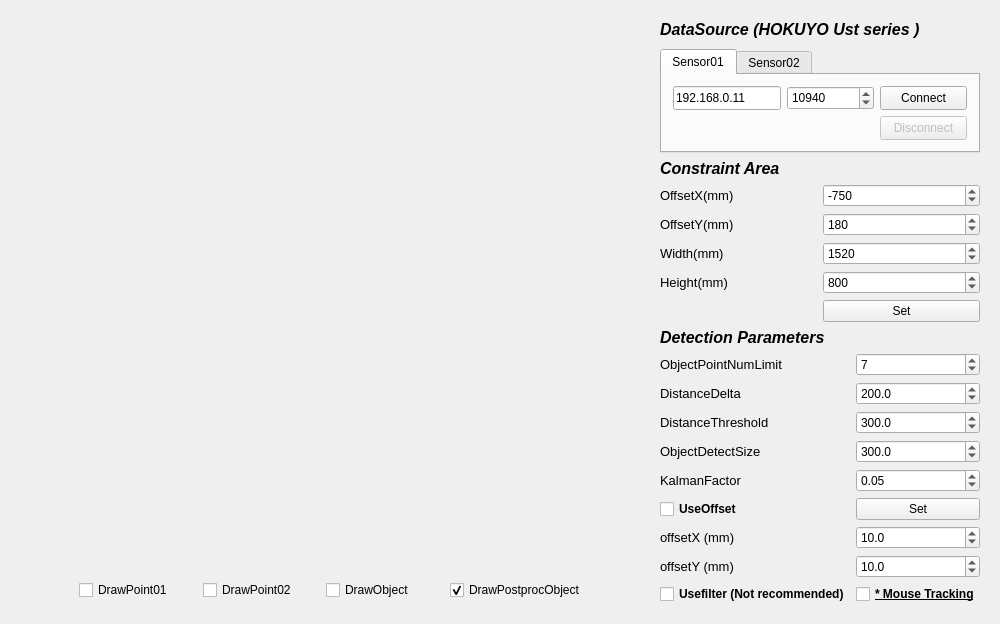
Before: the Qt Designer form QT_URG/QT_URG.ui in Zhi0927/WiserUrg, drawn with Qt 5.
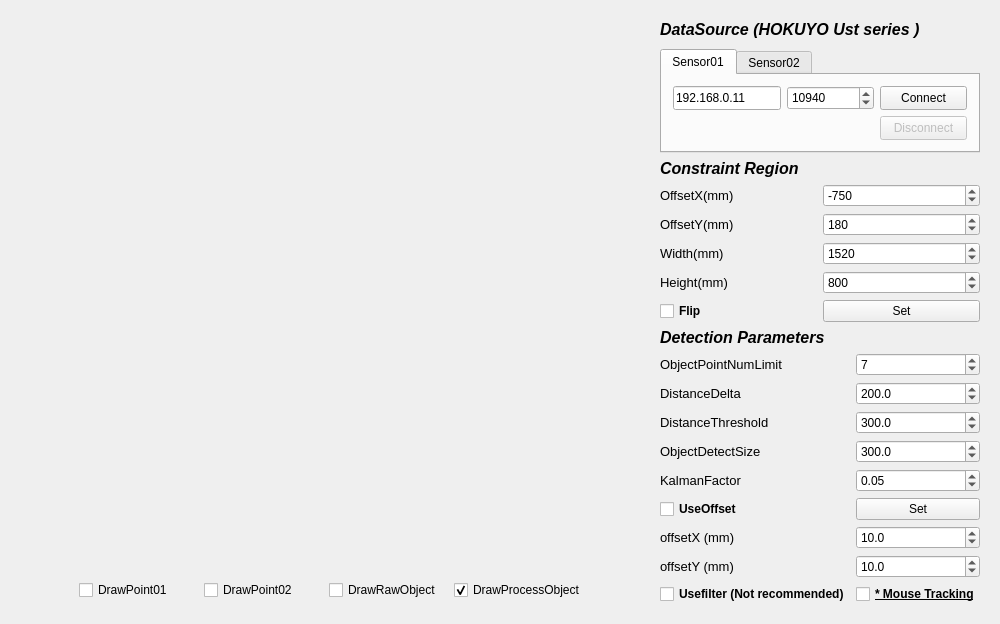
After: the same form once the commit is applied. Custom widgets are drawn as their Qt base class.

```diff
--- a/QT_URG/QT_URG.ui
+++ b/QT_URG/QT_URG.ui
@@ -78,7 +78,7 @@
           </font>
          </property>
          <property name="text">
-          <string>DrawPostprocObject</string>
+          <string>DrawProcessObject</string>
          </property>
          <property name="checkable">
           <bool>true</bool>
@@ -129,7 +129,7 @@
           </font>
          </property>
          <property name="text">
-          <string>DrawObject</string>
+          <string>DrawRawObject</string>
          </property>
          <property name="checkable">
           <bool>true</bool>
@@ -624,7 +624,7 @@
         </font>
        </property>
        <property name="text">
-        <string>Constraint Area</string>
+        <string>Constraint Region</string>
        </property>
       </widget>
      </item>
@@ -682,6 +682,26 @@
        </property>
       </widget>
      </item>
+     <item row="6" column="0">
+      <widget class="QCheckBox" name="UseFlip">
+       <property name="sizePolicy">
+        <sizepolicy hsizetype="Expanding" vsizetype="Expanding">
+         <horstretch>0</horstretch>
+         <verstretch>0</verstretch>
+        </sizepolicy>
+       </property>
+       <property name="font">
+        <font>
+         <family>Arial</family>
+         <weight>75</weight>
+         <bold>true</bold>
+        </font>
+       </property>
+       <property name="text">
+        <string>Flip</string>
+       </property>
+      </widget>
+     </item>
     </layout>
    </item>
    <item row="2" column="1">
```
Left out of the diff: 6 changed lines with no effect on the pictures.
